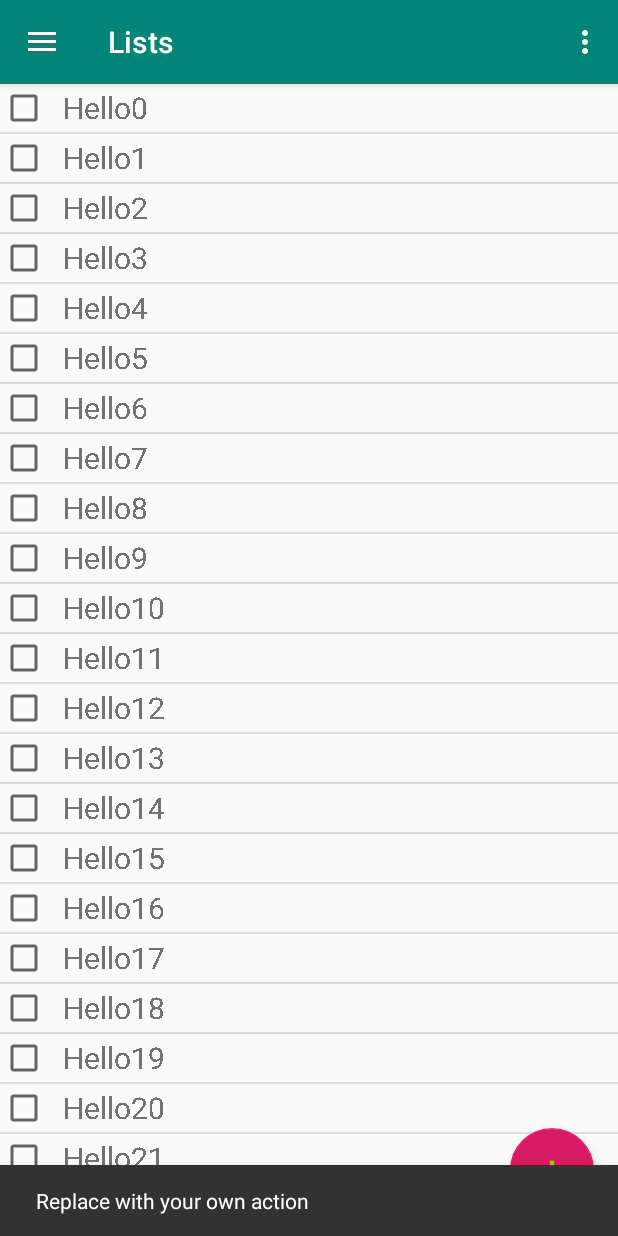
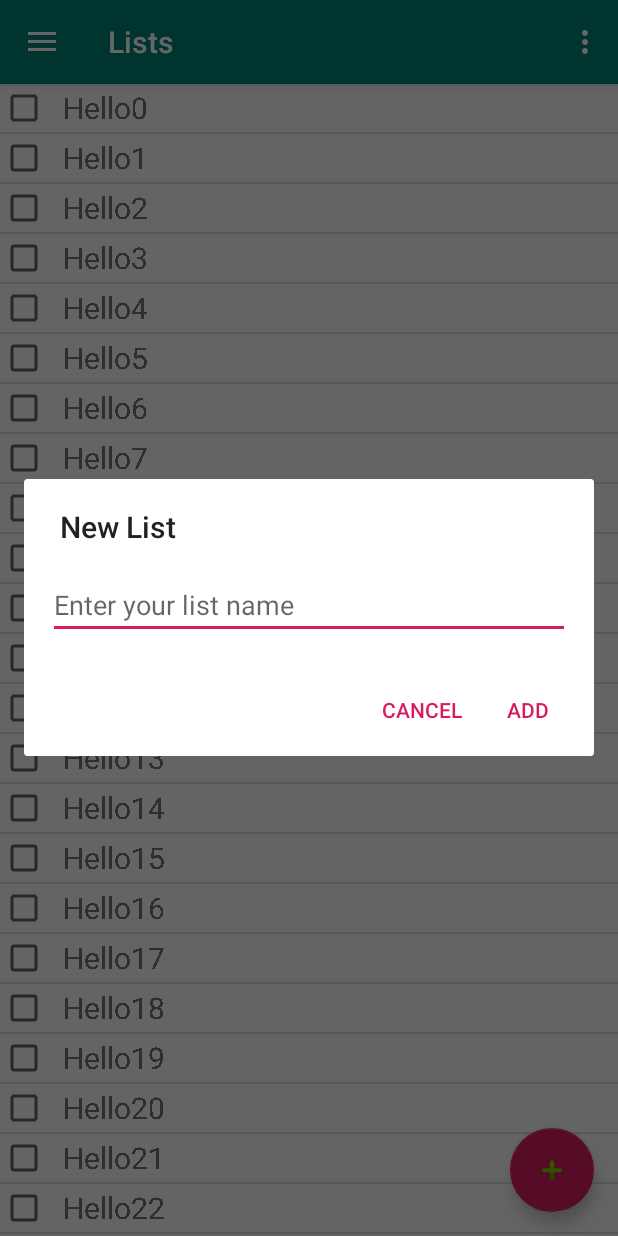
Before and after one commit to nathangerday/MyLife, an Android app: the screen it shows after launch (MainActivity), after a tap on an icon or button, on a phone screen of 412 x 824 dp. Run offline under Robolectric (Android 15) with nearby library versions, the phone set to English and light mode, and no system bars; our stand-ins replace navigation-ui.

Commit message:
Adding elements

```diff
--- a/app/src/main/java/com/example/mylife/MainActivity.java
+++ b/app/src/main/java/com/example/mylife/MainActivity.java
@@ -3,6 +3,7 @@ package com.example.mylife;
 import android.os.Bundle;
 
 import com.example.mylife.ui.filter.FilterFragment;
+import com.example.mylife.ui.lists.AddListDialog;
 import com.example.mylife.ui.lists.ListsFragment;
 import com.google.android.material.floatingactionbutton.FloatingActionButton;
 import com.google.android.material.snackbar.Snackbar;
@@ -29,7 +30,7 @@ import androidx.appcompat.widget.Toolbar;
 import android.view.Menu;
 import android.widget.Toast;
 
-public class MainActivity extends AppCompatActivity implements NavigationView.OnNavigationItemSelectedListener {
+public class MainActivity extends AppCompatActivity implements NavigationView.OnNavigationItemSelectedListener, AddListDialog.AddListDialogListener {
 
     private DrawerLayout drawer;
 
@@ -94,4 +95,11 @@ public class MainActivity extends AppCompatActivity implements NavigationView.On
 
         return true;
     }
+
+    @Override
+    public void createList(String name) {
+        ListsFragment lf = (ListsFragment)getSupportFragmentManager().findFragmentById(R.id.fragment_container);
+        lf.createList(name);
+    }
+
 }
--- /dev/null
+++ b/app/src/main/java/com/example/mylife/ui/lists/AddListDialog.java
@@ -0,0 +1,83 @@
+package com.example.mylife.ui.lists;
+
+import android.app.AlertDialog;
+import android.app.Dialog;
+import android.content.Context;
+import android.content.DialogInterface;
+import android.os.Bundle;
+import android.view.LayoutInflater;
+import android.view.View;
+import android.widget.Button;
+import android.widget.EditText;
+import android.widget.Toast;
+
+import androidx.annotation.NonNull;
+import androidx.annotation.Nullable;
+import androidx.appcompat.app.AppCompatDialogFragment;
+
+import com.example.mylife.R;
+
+public class AddListDialog extends AppCompatDialogFragment {
+
+    private EditText newListName;
+    private AddListDialogListener listener;
+
+    @Override
+    public void onAttach(@NonNull Context context) {
+        super.onAttach(context);
+
+        try {
+            listener = (AddListDialogListener)context;
+        } catch (ClassCastException e) {
+            throw new ClassCastException(context.toString() + " must implement AddListDialogListener");
+        }
+    }
+
+    @NonNull
+    @Override
+    public Dialog onCreateDialog(@Nullable Bundle savedInstanceState) {
+
+        LayoutInflater inflater = getActivity().getLayoutInflater();
+        View view = inflater.inflate(R.layout.add_list_dialog, null);
+
+        final AlertDialog dialog = new AlertDialog.Builder(getActivity())
+                .setView(view)
+                .setTitle("New List")
+                .setNegativeButton("Cancel", null)
+                .setPositiveButton("Add", null)
+                .create();
+
+        dialog.setOnShowListener(new DialogInterface.OnShowListener() {
+
+            @Override
+            public void onShow(DialogInterface dialogInterface) {
+
+                Button button = ((AlertDialog) dialog).getButton(AlertDialog.BUTTON_POSITIVE);
+                button.setOnClickListener(new View.OnClickListener() {
+
+                    @Override
+                    public void onClick(View view) {
+                        String name = newListName.getText().toString();
+
+                        if(name.isEmpty()){
+                            Toast.makeText(getActivity(), "No name entered", Toast.LENGTH_SHORT).show();
+                            return;
+                        }
+
+                        listener.createList(newListName.getText().toString());
+
+                        //Dismiss once everything is OK.
+                        dialog.dismiss();
+                    }
+                });
+            }
+        });
+
+        newListName = view.findViewById(R.id.edit_listname);
+        return dialog;
+    }
+
+    public interface AddListDialogListener{
+        void createList(String name);
+    }
+}
--- a/app/src/main/java/com/example/mylife/ui/lists/ListsFragment.java
+++ b/app/src/main/java/com/example/mylife/ui/lists/ListsFragment.java
@@ -7,6 +7,7 @@ import android.view.ViewGroup;
 import android.widget.ArrayAdapter;
 import android.widget.ListView;
 import android.widget.TextView;
+import android.widget.Toast;
 
 import androidx.annotation.Nullable;
 import androidx.annotation.NonNull;
@@ -49,13 +50,21 @@ public class ListsFragment extends Fragment {
         fab.setOnClickListener(new View.OnClickListener() {
             @Override
             public void onClick(View view) {
-                Snackbar.make(view, "Replace with your own action", Snackbar.LENGTH_LONG)
-                        .setAction("Action", null).show();
+                openDialog();
             }
         });
 
         return root;
 
+    }
 
+    public void openDialog(){
+        AddListDialog addListDialog = new AddListDialog();
+        addListDialog.show(getActivity().getSupportFragmentManager(), "New List Dialog");
+    }
+
+    public void createList(String name) {
+        Toast.makeText(getActivity(), "\"" + name + "\" created !", Toast.LENGTH_SHORT).show();
+        adapter.add(new Todo(name));
     }
 }
--- /dev/null
+++ b/app/src/main/res/layout/add_list_dialog.xml
@@ -0,0 +1,17 @@
+<?xml version="1.0" encoding="utf-8"?>
+<RelativeLayout xmlns:android="http://schemas.android.com/apk/res/android"
+    android:layout_width="match_parent"
+    android:layout_height="match_parent"
+    android:padding="16dp">
+
+
+    <EditText
+        android:id="@+id/edit_listname"
+        android:layout_width="match_parent"
+        android:layout_height="wrap_content"
+        android:hint="@string/new_list_hint"
+        android:inputType="text"
+        android:maxLines="1"/>
+
+
+</RelativeLayout>
--- a/app/src/main/res/layout/fragment_lists.xml
+++ b/app/src/main/res/layout/fragment_lists.xml
@@ -4,6 +4,7 @@
     android:layout_width="match_parent"
     android:layout_height="match_parent"
     xmlns:app="http://schemas.android.com/apk/res-auto">
+
 
     <ListView
         android:id="@+id/todosListView"
--- a/app/src/main/res/values/strings.xml
+++ b/app/src/main/res/values/strings.xml
@@ -10,4 +10,6 @@
     <string name="menu_lists">Lists</string>
     <string name="menu_filter">Filter</string>
     <string name="menu_backup">Backup</string>
+
+    <string name="new_list_hint">Enter your list name</string>
 </resources>
```
